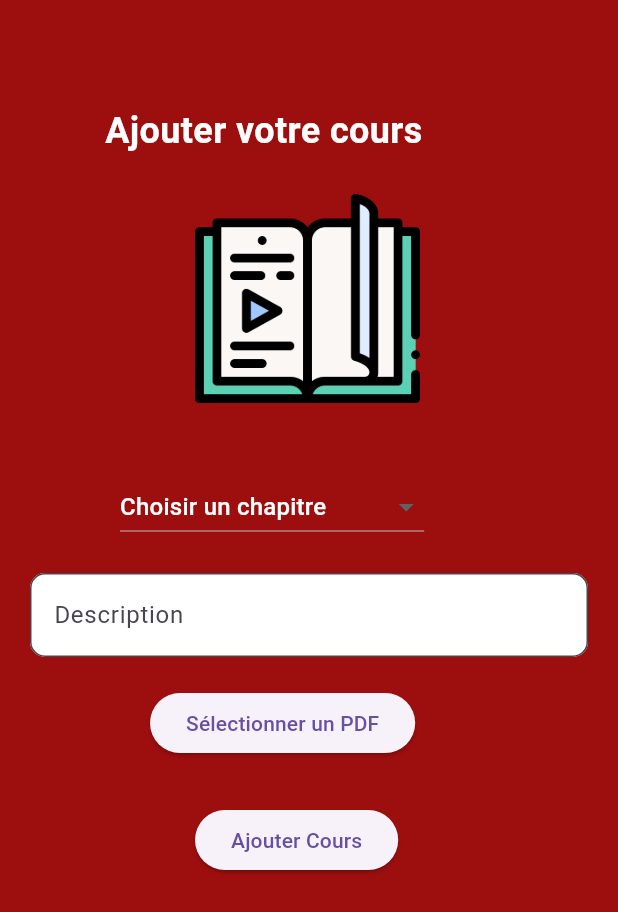
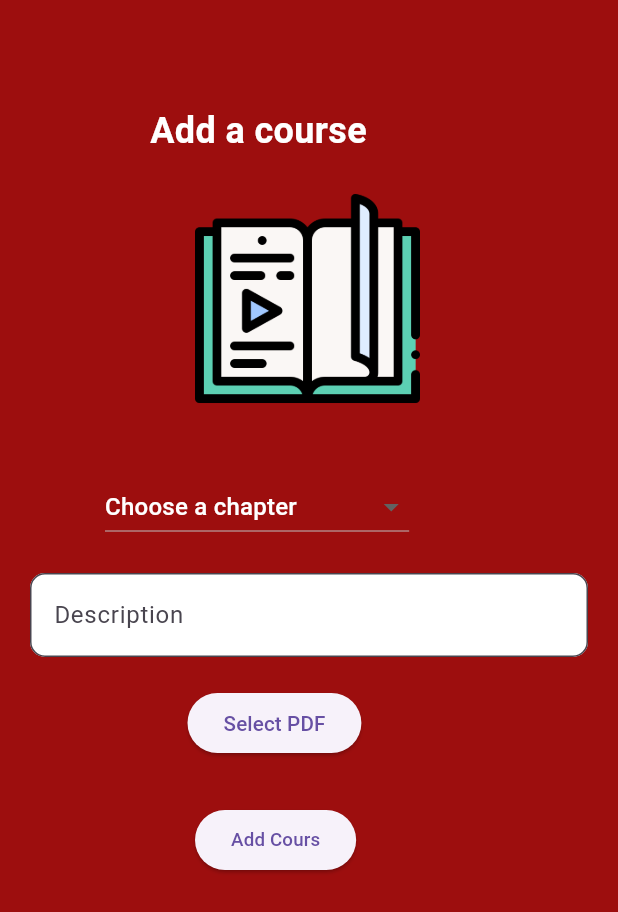
Before and after one commit to IAStudentAnalytics/Flutter_ISA, a Flutter app: the AjoutCoursPage screen opened directly, on a phone screen of 412 x 824 dp. Shown: the top 912 px of the screen. Run offline on Flutter 3.47's test engine with Material 3 defaults, Android fonts, the phone set to English and light mode, and no system bars; our stand-ins replace file_picker, fl_chart, google_fonts.

Commit message:
ajout cours add  Stack

```diff
--- a/lib/apiConstants.dart
+++ b/lib/apiConstants.dart
@@ -1,4 +1,4 @@
 
 class APIConstants {
-  static const String baseURL = 'http://192.168.1.19:9090';
+  static const String baseURL = 'http://172.16.4.161:9090';
 }
--- a/lib/page-1/ajoutCoursPage.dart
+++ b/lib/page-1/ajoutCoursPage.dart
@@ -1,4 +1,3 @@
-
 import 'dart:async';
 import 'dart:io';
 import 'dart:typed_data';
@@ -45,40 +44,37 @@ class _AjoutCoursPageState extends State<AjoutCoursPage> {
             _fileName = file.name;
           });
         } on FileSystemException catch (e) {
-        _afficherErreur('Échec de la sélection du fichier: $e');
+          _afficherErreur('Failed to select file: $e');
         }
       }
     }
   }
 
   Future<void> _ajouterCours() async {
-
     if (_selectedChapter == null) {
-  _afficherErreur('Veuillez sélectionner un chapitre.');
+      _afficherErreur('Please select a chapter.');
       return;
     }
 
     if (_descriptionController.text.isEmpty) {
-  _afficherErreur('Veuillez entrer une description.');
+      _afficherErreur('Please enter a description.');
       return;
     }
     if (_pdfBytes == null) {
-  _afficherErreur('Veuillez sélectionner un fichier PDF.');
+      _afficherErreur('Please select a PDF file.');
       return;
     }
 
-
     try {
-      await CoursService.addCours(_selectedChapter!, _descriptionController.text, _pdfBytes!);
+      await CoursService.addCours(
+          _selectedChapter!, _descriptionController.text, _pdfBytes!);
 
       //_afficherSucces('Cours ajouté avec succès.');
-      _afficherSucces(context, 'Cours ajouté avec succès.');
-
+      _afficherSucces(context, 'Course added successfully.');
 
       _resetState();
-
     } catch (error) {
-      _afficherErreur('Échec de l\'ajout du cours: $error');
+      _afficherErreur('Failed to add course: $error');
     }
   }
 
@@ -101,12 +97,13 @@ if (_pdfBytes == null) {
       },
     );
   }
+
   void _afficherSucces(BuildContext context, String message) {
     showDialog(
       context: context,
       builder: (BuildContext context) {
         return AlertDialog(
-        title: Text('Succès'),
+          title: Text('Success'),
           content: Text(message),
           actions: <Widget>[
             TextButton(
@@ -115,7 +112,9 @@ void _afficherSucces(BuildContext context, String message) {
                 Navigator.of(context).pop(); // Fermer l'alerte
                 Navigator.push(
                   context,
-                MaterialPageRoute(builder: (context) => CoursPage()), // Remplacez CoursPage par le nom de votre interface
+                  MaterialPageRoute(
+                      builder: (context) =>
+                          CoursPage()), // Remplacez CoursPage par le nom de votre interface
                 );
               },
             ),
@@ -161,13 +160,13 @@ void _afficherSucces(BuildContext context, String message) {
               children: [
                 Padding(
                   padding: EdgeInsets.fromLTRB(
-                    MediaQuery.of(context).size.width > 600 ? 400.0 : 70.0,
+                    MediaQuery.of(context).size.width > 600 ? 430.0 : 100.0,
                     MediaQuery.of(context).size.width > 600 ? 150.0 : 70.0,
                     0.0,
                     0.0,
                   ),
                   child: Text(
-                    'Ajouter votre cours',
+                    'Add a course',
                     style: TextStyle(
                       fontWeight: FontWeight.bold,
                       fontSize: 24,
@@ -177,7 +176,10 @@ void _afficherSucces(BuildContext context, String message) {
                 ),
                 SizedBox(height: 20),
                 Padding(
-                  padding: EdgeInsets.symmetric(horizontal: MediaQuery.of(context).size.width > 600 ? 430.0 : 130.0),
+                  padding: EdgeInsets.symmetric(
+                      horizontal: MediaQuery.of(context).size.width > 600
+                          ? 430.0
+                          : 130.0),
                   child: Image.asset(
                     'assets/ok.png',
                     width: 150,
@@ -185,11 +187,14 @@ void _afficherSucces(BuildContext context, String message) {
                 ),
                 SizedBox(height: 40),
                 Padding(
-                  padding: EdgeInsets.symmetric(horizontal: MediaQuery.of(context).size.width > 600 ? 410.0 : 80.0),
+                  padding: EdgeInsets.symmetric(
+                      horizontal: MediaQuery.of(context).size.width > 600
+                          ? 420.0
+                          : 70.0),
                   child: DropdownButton<String>(
                     value: _selectedChapter,
                     hint: Text(
-                      'Choisir un chapitre',
+                      'Choose a chapter',
                       style: TextStyle(color: Colors.white),
                     ),
                     items: [
@@ -236,10 +241,19 @@ void _afficherSucces(BuildContext context, String message) {
                 ),
                 SizedBox(height: 20),
                 Padding(
-                  padding: EdgeInsets.symmetric(horizontal: MediaQuery.of(context).size.width > 600 ? 410.0 : 100.0),
+                  padding: EdgeInsets.symmetric(
+                      horizontal: MediaQuery.of(context).size.width > 600
+                          ? 450.0
+                          : 125.0),
                   child: ElevatedButton(
                     onPressed: _pickPDF,
-                    child: Text('Sélectionner un PDF'),
+                    child: Text(
+                      'Select PDF',
+                      style: MediaQuery.of(context).size.width < 600
+                          ? TextStyle(
+                              fontSize: MediaQuery.of(context).size.width / 30)
+                          : TextStyle(fontSize: 20),
+                    ),
                   ),
                 ),
                 SizedBox(height: 10),
@@ -250,7 +264,7 @@ void _afficherSucces(BuildContext context, String message) {
                       SizedBox(width: 10),
                       Expanded(
                         child: Text(
-                          'Fichier sélectionné: $_fileName',
+                          'Selected file: $_fileName',
                           style: TextStyle(fontSize: 16),
                           overflow: TextOverflow.ellipsis,
                         ),
@@ -259,10 +273,19 @@ void _afficherSucces(BuildContext context, String message) {
                   ),
                 SizedBox(height: 20),
                 Padding(
-                  padding: EdgeInsets.symmetric(horizontal: MediaQuery.of(context).size.width > 600 ? 430.0 : 130.0),
+                  padding: EdgeInsets.symmetric(
+                      horizontal: MediaQuery.of(context).size.width > 600
+                          ? 450.0
+                          : 130.0),
                   child: ElevatedButton(
                     onPressed: _ajouterCours,
-                    child: Text('Ajouter Cours'),
+                    child: Text(
+                      'Add Cours',
+                      style: MediaQuery.of(context).size.width < 600
+                          ? TextStyle(
+                              fontSize: MediaQuery.of(context).size.width / 33)
+                          : TextStyle(fontSize: 20),
+                    ),
                   ),
                 ),
               ],
@@ -273,6 +296,7 @@ void _afficherSucces(BuildContext context, String message) {
     );
   }
 }
+
 
 
   /*
--- a/pubspec.yaml
+++ b/pubspec.yaml
@@ -48,6 +48,8 @@ dependencies:
   universal_html: ^2.0.8
   provider: ^5.0.0
   webview_flutter: ^4.5.0
+  flutter_translate: ^4.0.4
+  flutter_localization: ^0.2.0
 
 
 
```
Also changed, not shown: lib/page-1/coursPage.dart (+60 -40 lines), lib/splashScreen.dart (added, +45 -0 lines), pubspec.lock, 7 other files. Lines whose indentation alone changed are shown as unchanged.
